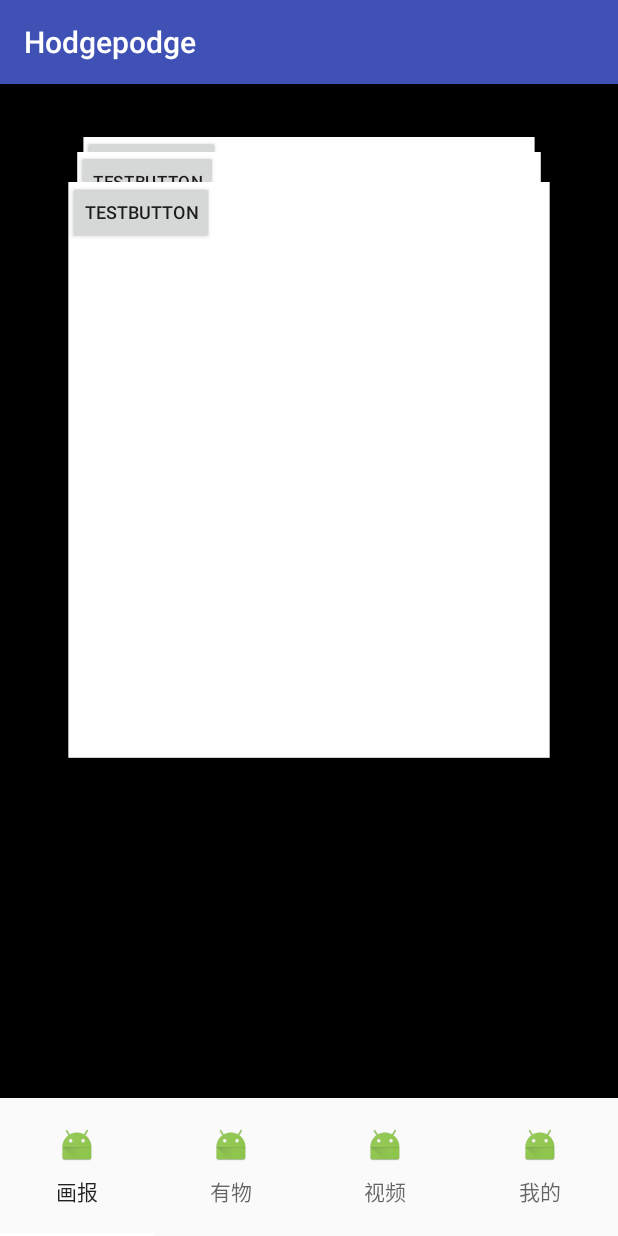
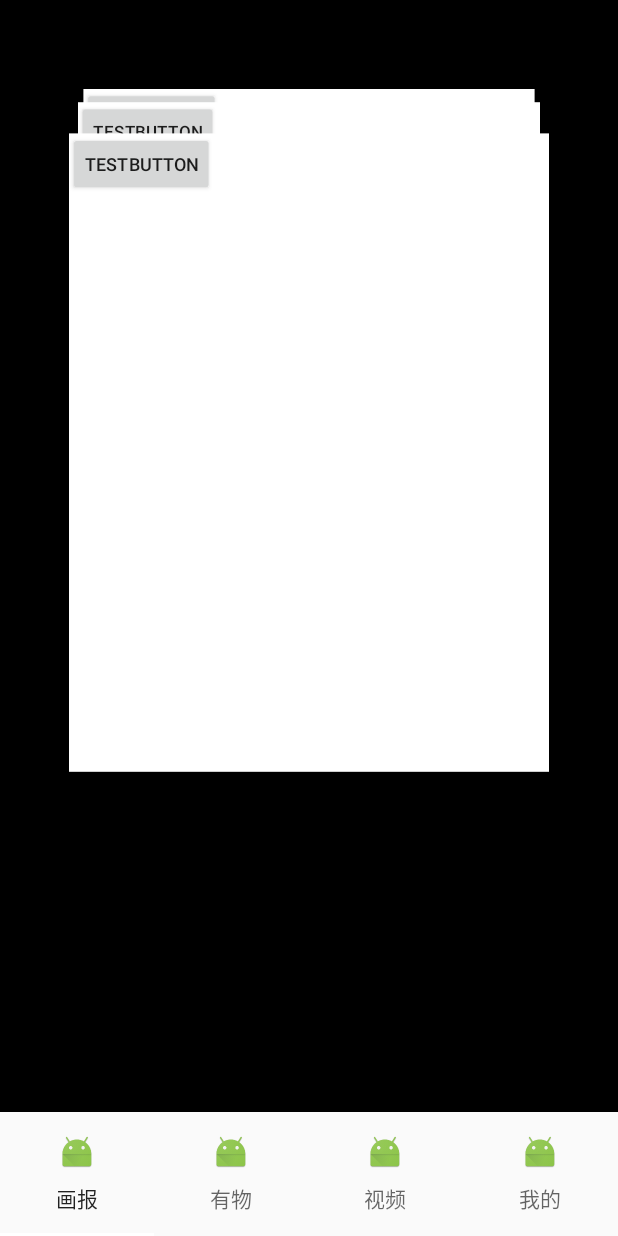
Before and after one commit to wangshuai871224/BeautifulArticle, an Android app: the screen it shows after launch (MainActivity), on a phone screen of 412 x 824 dp. Run offline under Robolectric (Android 15) with nearby library versions, the phone set to English and light mode, and no system bars.

Commit message:
修改布局显示

```diff
--- a/Hodgepodge/app/src/main/java/com/example/dllo/hodgepodge/pictorial/PictorialFragment.java
+++ b/Hodgepodge/app/src/main/java/com/example/dllo/hodgepodge/pictorial/PictorialFragment.java
@@ -41,9 +41,9 @@ public class PictorialFragment extends BaseFragment implements Overview.RecentsV
     @Override
     protected void initData() {
         mRecentView.setCallbacks(this);
-        mRecentView.setSystemUiVisibility(View.SYSTEM_UI_FLAG_LAYOUT_STABLE |
-                View.SYSTEM_UI_FLAG_LAYOUT_FULLSCREEN |
-                View.SYSTEM_UI_FLAG_LAYOUT_HIDE_NAVIGATION);
+//        mRecentView.setSystemUiVisibility(View.SYSTEM_UI_FLAG_LAYOUT_STABLE |
+//                View.SYSTEM_UI_FLAG_LAYOUT_FULLSCREEN |
+//                View.SYSTEM_UI_FLAG_LAYOUT_HIDE_NAVIGATION);
         try {
             Utilities.setShadowProperty("ambientRatio", String.valueOf(1.5f));
         } catch (IllegalAccessException e) {
--- a/Hodgepodge/app/src/main/res/layout/activity_main.xml
+++ b/Hodgepodge/app/src/main/res/layout/activity_main.xml
@@ -12,7 +12,7 @@
         android:id="@+id/main_vp"
         android:layout_width="match_parent"
         android:layout_height="0dp"
-        android:layout_weight="8"/>
+        android:layout_weight="9"/>
 
     <android.support.design.widget.TabLayout
         android:id="@+id/main_tab"
--- a/Hodgepodge/app/src/main/res/layout/fragment_pictorial.xml
+++ b/Hodgepodge/app/src/main/res/layout/fragment_pictorial.xml
@@ -3,8 +3,7 @@
     xmlns:android="http://schemas.android.com/apk/res/android"
     android:layout_width="match_parent"
     android:layout_height="match_parent"
-    android:background="@color/black"
-    android:paddingTop="32dp">
+    android:background="@color/black">
 
     <!-- Recents View -->
     <com.wirelesspienetwork.overview.views.Overview
--- a/Hodgepodge/app/src/main/res/layout/recents_dummy.xml
+++ b/Hodgepodge/app/src/main/res/layout/recents_dummy.xml
@@ -22,7 +22,7 @@
 
     <LinearLayout
         android:layout_width="match_parent"
-        android:layout_height="450dp"
+        android:layout_height="500dp"
         android:layout_gravity="center_horizontal|top"
         android:orientation="vertical">
 
--- a/Hodgepodge/app/src/main/res/values/styles.xml
+++ b/Hodgepodge/app/src/main/res/values/styles.xml
@@ -1,7 +1,7 @@
 <resources>
 
     <!-- Base application theme. -->
-    <style name="AppTheme" parent="Theme.AppCompat.Light.DarkActionBar">
+    <style name="AppTheme" parent="Theme.AppCompat.Light.NoActionBar">
         <!-- Customize your theme here. -->
         <item name="colorPrimary">@color/colorPrimary</item>
         <item name="colorPrimaryDark">@color/colorPrimaryDark</item>
```
